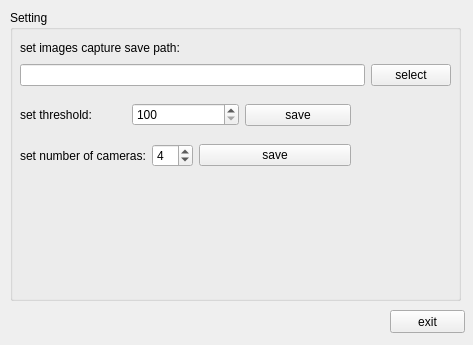
Old version of the form src/formConfig/formconfig.ui in the repository guanglun/GLMocap.
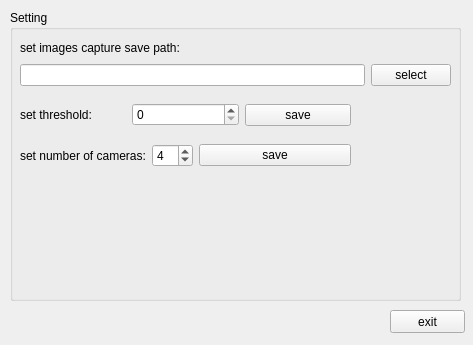
New version of the form.

The edit to the form file:
```diff
--- a/src/formConfig/formconfig.ui
+++ b/src/formConfig/formconfig.ui
@@ -80,7 +80,7 @@
      <item>
       <widget class="QSpinBox" name="sp_threshold">
        <property name="minimum">
-        <number>100</number>
+        <number>0</number>
        </property>
        <property name="maximum">
         <number>255</number>
```
